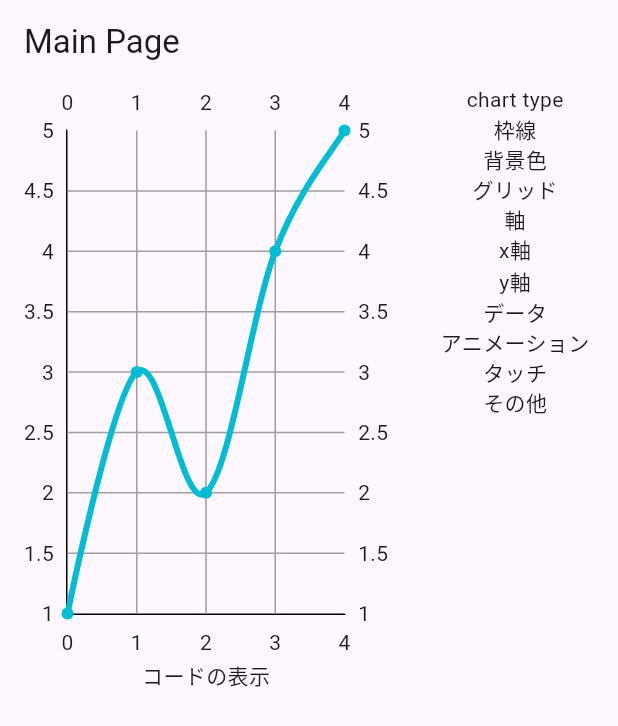
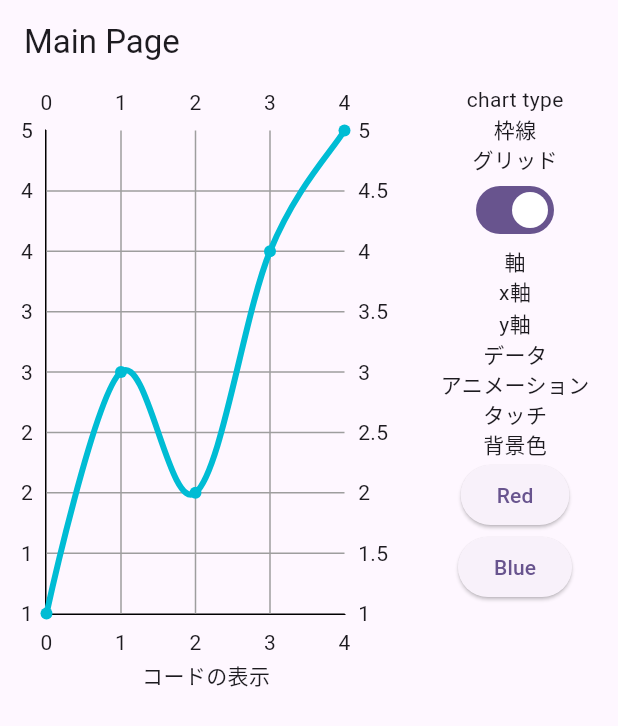
Before and after one commit to otaku1123/study-fl-chart, a Flutter app: the screen it shows after launch, on a phone screen of 412 x 824 dp. Shown: the top 726 px of the screen. Run offline on Flutter 3.47's test engine with Material 3 defaults, Android fonts, the phone set to English and light mode, and no system bars; drawn by our look-alikes of fl_chart; our stand-ins replace hooks_riverpod.

Commit message:
wip: 設定とチャート表示の紐付け

```diff
--- a/lib/main.dart
+++ b/lib/main.dart
@@ -1,8 +1,13 @@
 import 'package:fl_chart_sample/main_page.dart';
 import 'package:flutter/material.dart';
+import 'package:hooks_riverpod/hooks_riverpod.dart';
 
 void main() {
-  runApp(const MyApp());
+  runApp(
+    const ProviderScope(
+      child: MyApp(),
+    ),
+  );
 }
 
 class MyApp extends StatelessWidget {
--- a/lib/main_page.dart
+++ b/lib/main_page.dart
@@ -1,13 +1,18 @@
+import 'package:fl_chart_sample/provider/chart_state_notifier.dart';
 import 'package:fl_chart_sample/widget/chart_area_widget.dart';
 import 'package:fl_chart_sample/widget/code_preview_widget.dart';
 import 'package:fl_chart_sample/widget/setting_widget.dart';
 import 'package:flutter/material.dart';
+import 'package:hooks_riverpod/hooks_riverpod.dart';
 
-class MainPage extends StatelessWidget {
+class MainPage extends HookConsumerWidget {
   const MainPage({super.key});
 
   @override
-  Widget build(BuildContext context) {
+  Widget build(BuildContext context, WidgetRef ref) {
+    final chartState = ref.watch(chartStateProvider);
+    final chartStateNotifier = ref.watch(chartStateProvider.notifier);
+
     return Scaffold(
       appBar: AppBar(
         title: Text('Main Page'),
@@ -21,7 +26,10 @@ class MainPage extends StatelessWidget {
                 children: [
                   Expanded(
                     flex: 1,
-                    child: ChartAreaWidget(),
+                    child: ChartAreaWidget(
+                      chartState: chartState,
+                      chartStateNotifier: chartStateNotifier,
+                    ),
                   ),
                   Expanded(
                     flex: 1,
@@ -32,7 +40,10 @@ class MainPage extends StatelessWidget {
             ),
             Expanded(
               flex: 1,
-              child: SettingWidget(),
+              child: SettingWidget(
+                chartState: chartState,
+                chartStateNotifier: chartStateNotifier,
+              ),
             ),
           ],
         ),
--- /dev/null
+++ b/lib/provider/chart_state_notifier.dart
@@ -0,0 +1,23 @@
+import 'package:fl_chart_sample/state/line_chart_state.dart';
+import 'package:flutter/material.dart';
+import 'package:hooks_riverpod/hooks_riverpod.dart';
+
+final chartStateProvider = StateNotifierProvider<ChartStateNotifier, LineChartState>(
+  (ref) => ChartStateNotifier(LineChartState.initial()),
+);
+
+class ChartStateNotifier extends StateNotifier<LineChartState> {
+  ChartStateNotifier(LineChartState initialData) : super(initialData);
+
+  void updateChartTitle(String title) {
+    state = state.copyWith(chartTitle: title);
+  }
+
+  void updateShowGrid(bool showGrid) {
+    state = state.copyWith(showGrid: showGrid);
+  }
+
+  void updateBackgroundColor(Color color) {
+    state = state.copyWith(backgroundColor: color);
+  }
+}
--- /dev/null
+++ b/lib/state/line_chart_state.dart
@@ -0,0 +1,35 @@
+
+import 'package:flutter/material.dart';
+
+class LineChartState {
+  // 軸タイトル
+  String? chartTitle;
+
+  // グリッド
+  bool showGrid = true;
+
+  // 背景色
+  Color? backgroundColor;
+
+  LineChartState({
+    this.chartTitle,
+    this.showGrid = true,
+    this.backgroundColor,
+  });
+
+  LineChartState.initial() {
+    chartTitle = 'Line Chart';
+  }
+
+  LineChartState copyWith({
+    String? chartTitle,
+    bool? showGrid,
+    Color? backgroundColor,
+  }) {
+    return LineChartState(
+      chartTitle: chartTitle ?? this.chartTitle,
+      showGrid: showGrid ?? this.showGrid,
+      backgroundColor: backgroundColor ?? this.backgroundColor,
+    );
+  }
+}
--- a/lib/widget/chart_area_widget.dart
+++ b/lib/widget/chart_area_widget.dart
@@ -1,8 +1,18 @@
 import 'package:fl_chart/fl_chart.dart';
 import 'package:flutter/material.dart';
 
+import '../provider/chart_state_notifier.dart';
+import '../state/line_chart_state.dart';
+
 class ChartAreaWidget extends StatelessWidget {
-  const ChartAreaWidget({super.key});
+  const ChartAreaWidget({
+    super.key,
+    required this.chartState,
+    required this.chartStateNotifier,
+  });
+
+  final LineChartState chartState;
+  final ChartStateNotifier chartStateNotifier;
 
   @override
   Widget build(BuildContext context) {
@@ -11,12 +21,14 @@ class ChartAreaWidget extends StatelessWidget {
         gridData: flGridData,
         borderData: flBorderData,
         lineBarsData: lineBarDataList,
+        titlesData: titleData,
+        backgroundColor: chartState.backgroundColor,
       ),
     );
   }
 
   FlGridData get flGridData => FlGridData(
-        show: true,
+        show: chartState.showGrid,
         drawVerticalLine: true,
         drawHorizontalLine: true,
         getDrawingHorizontalLine: (value) {
@@ -70,4 +82,18 @@ class ChartAreaWidget extends StatelessWidget {
           ),
         ),
       ];
+
+  FlTitlesData get titleData => FlTitlesData(
+        leftTitles: AxisTitles(
+          sideTitles: SideTitles(
+            showTitles: true,
+            reservedSize: 30,
+            getTitlesWidget: (value, meta) {
+              String text = value.toInt().toString();
+              return SideTitleWidget(
+                  axisSide: meta.axisSide, space: 8, child: Text(text));
+            },
+          ),
+        ),
+      );
 }
--- a/lib/widget/setting_widget.dart
+++ b/lib/widget/setting_widget.dart
@@ -1,7 +1,17 @@
 import 'package:flutter/material.dart';
 
+import '../provider/chart_state_notifier.dart';
+import '../state/line_chart_state.dart';
+
 class SettingWidget extends StatelessWidget {
-  const SettingWidget({super.key});
+  const SettingWidget({
+    super.key,
+    required this.chartState,
+    required this.chartStateNotifier,
+  });
+
+  final LineChartState chartState;
+  final ChartStateNotifier chartStateNotifier;
 
   @override
   Widget build(BuildContext context) {
@@ -9,15 +19,27 @@ class SettingWidget extends StatelessWidget {
       children: [
         Text('chart type'),
         Text('枠線'),
-        Text('背景色'),
         Text('グリッド'),
+        Switch(value: chartState.showGrid, onChanged: chartStateNotifier.updateShowGrid),
         Text('軸'),
         Text('x軸'),
         Text('y軸'),
         Text('データ'),
         Text('アニメーション'),
         Text('タッチ'),
-        Text('その他'),
+        Text('背景色'),
+        ElevatedButton(
+          onPressed: () {
+            chartStateNotifier.updateBackgroundColor(Colors.red);
+          },
+          child: Text('Red'),
+        ),
+        ElevatedButton(
+          onPressed: () {
+            chartStateNotifier.updateBackgroundColor(Colors.blue);
+          },
+          child: Text('Blue'),
+        ),
       ],
     );
   }
```
